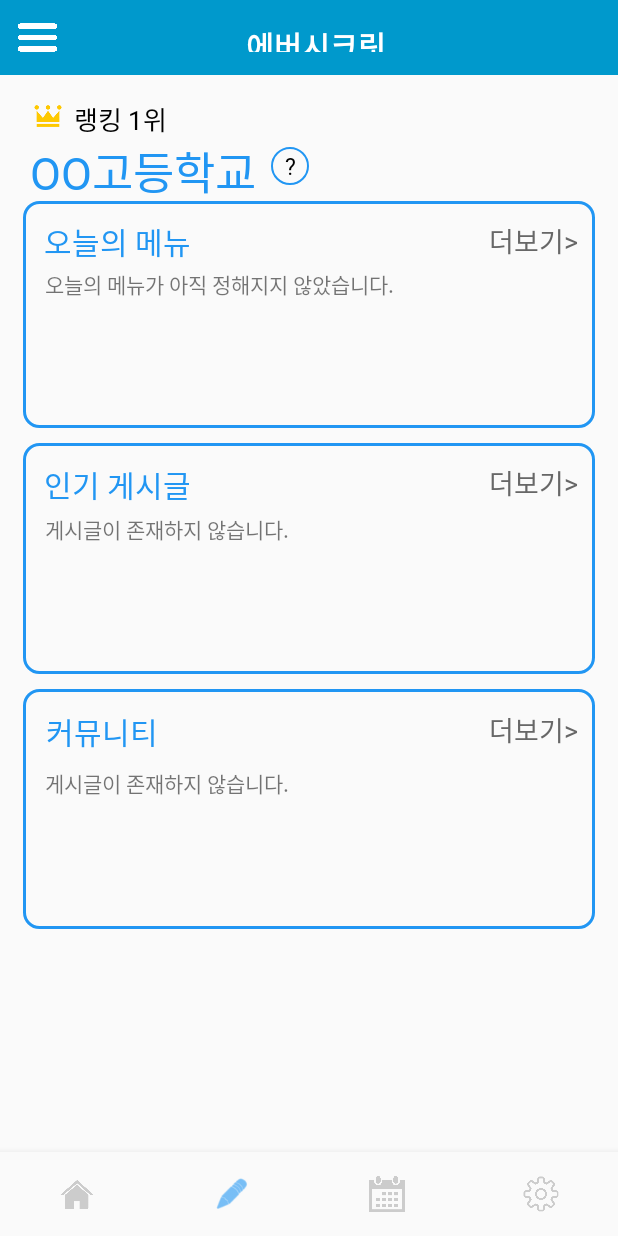
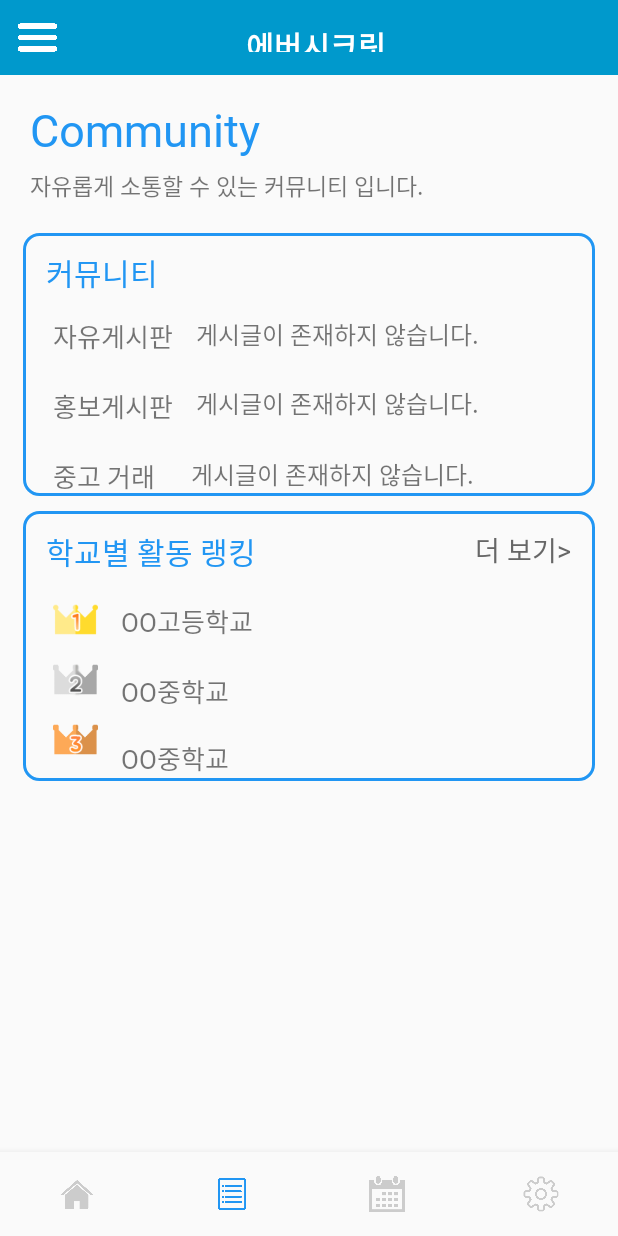
Before and after one commit to parking0930/secret, an Android app: the MainActivity screen opened directly, with no data from a screen before it, item 2 of the bottom bar chosen, on a phone screen of 412 x 824 dp. Run offline under Robolectric (Android 15) with nearby library versions, the phone set to English and light mode, and no system bars.

Commit message:
feat: design

```diff
--- /dev/null
+++ b/app/src/main/java/com/inhatc/secret/Fragment2.java
@@ -0,0 +1,64 @@
+package com.inhatc.secret;
+
+import android.os.Bundle;
+
+import androidx.fragment.app.Fragment;
+
+import android.view.LayoutInflater;
+import android.view.View;
+import android.view.ViewGroup;
+
+/**
+ * A simple {@link Fragment} subclass.
+ * Use the {@link Fragment2#newInstance} factory method to
+ * create an instance of this fragment.
+ */
+public class Fragment2 extends Fragment {
+
+    // TODO: Rename parameter arguments, choose names that match
+    // the fragment initialization parameters, e.g. ARG_ITEM_NUMBER
+    private static final String ARG_PARAM1 = "param1";
+    private static final String ARG_PARAM2 = "param2";
+
+    // TODO: Rename and change types of parameters
+    private String mParam1;
+    private String mParam2;
+
+    public Fragment2() {
+        // Required empty public constructor
+    }
+
+    /**
+     * Use this factory method to create a new instance of
+     * this fragment using the provided parameters.
+     *
+     * @param param1 Parameter 1.
+     * @param param2 Parameter 2.
+     * @return A new instance of fragment Fragment2.
+     */
+    // TODO: Rename and change types and number of parameters
+    public static Fragment2 newInstance(String param1, String param2) {
+        Fragment2 fragment = new Fragment2();
+        Bundle args = new Bundle();
+        args.putString(ARG_PARAM1, param1);
+        args.putString(ARG_PARAM2, param2);
+        fragment.setArguments(args);
+        return fragment;
+    }
+
+    @Override
+    public void onCreate(Bundle savedInstanceState) {
+        super.onCreate(savedInstanceState);
+        if (getArguments() != null) {
+            mParam1 = getArguments().getString(ARG_PARAM1);
+            mParam2 = getArguments().getString(ARG_PARAM2);
+        }
+    }
+
+    @Override
+    public View onCreateView(LayoutInflater inflater, ViewGroup container,
+                             Bundle savedInstanceState) {
+        // Inflate the layout for this fragment
+        return inflater.inflate(R.layout.fragment_2, container, false);
+    }
+}
--- a/app/src/main/java/com/inhatc/secret/MainActivity.java
+++ b/app/src/main/java/com/inhatc/secret/MainActivity.java
@@ -4,6 +4,7 @@ import androidx.annotation.NonNull;
 import androidx.appcompat.app.AppCompatActivity;
 import androidx.appcompat.widget.Toolbar;
 import androidx.drawerlayout.widget.DrawerLayout;
+import androidx.fragment.app.Fragment;
 import androidx.fragment.app.FragmentManager;
 import androidx.fragment.app.FragmentTransaction;
 import android.os.Bundle;
@@ -25,6 +26,8 @@ public class MainActivity extends AppCompatActivity {
     private FragmentManager fragmentManager = getSupportFragmentManager();
     // 4개의 메뉴에 들어갈 Fragment들
     private Fragment1 menu1 = new Fragment1();
+    private Fragment2 menu2 = new Fragment2();
+
     @Override
     protected void onCreate(Bundle savedInstanceState) {
         super.onCreate(savedInstanceState);
@@ -60,15 +63,15 @@ public class MainActivity extends AppCompatActivity {
                         break;
                     }
                     case R.id.navigation_community: {
-                        transaction.replace(R.id.frame_layout, menu1).commitAllowingStateLoss();
+                        transaction.replace(R.id.frame_layout, menu2).commitAllowingStateLoss();
                         break;
                     }
                     case R.id.navigation_calendar: {
-                        transaction.replace(R.id.frame_layout, menu1).commitAllowingStateLoss();
+                        transaction.replace(R.id.frame_layout, menu2).commitAllowingStateLoss();
                         break;
                     }
                     case R.id.navigation_setting: {
-                        transaction.replace(R.id.frame_layout, menu1).commitAllowingStateLoss();
+                        transaction.replace(R.id.frame_layout, menu2).commitAllowingStateLoss();
                         break;
                     }
                 }
--- /dev/null
+++ b/app/src/main/res/layout/fragment_2.xml
@@ -0,0 +1,246 @@
+<?xml version="1.0" encoding="utf-8"?>
+<ScrollView xmlns:android="http://schemas.android.com/apk/res/android"
+    xmlns:app="http://schemas.android.com/apk/res-auto"
+    xmlns:tools="http://schemas.android.com/tools"
+    android:layout_width="match_parent"
+    android:layout_height="match_parent">
+    <androidx.constraintlayout.widget.ConstraintLayout
+        android:layout_width="match_parent"
+        android:layout_height="wrap_content"
+        tools:context=".Fragment2"
+        android:paddingBottom="70dp">
+
+        <TextView
+            android:id="@+id/textView5"
+            android:layout_width="wrap_content"
+            android:layout_height="wrap_content"
+            android:layout_marginStart="20dp"
+            android:layout_marginTop="16dp"
+            android:fontFamily="@font/gyunggi_bold"
+            android:text="Community"
+            android:textColor="#2196F3"
+            android:textSize="30dp"
+            app:layout_constraintStart_toStartOf="parent"
+            app:layout_constraintTop_toTopOf="parent" />
+
+        <TextView
+            android:id="@+id/textView6"
+            android:layout_width="wrap_content"
+            android:layout_height="wrap_content"
+            android:layout_marginStart="20dp"
+            android:layout_marginTop="5dp"
+            android:fontFamily="@font/gyunggi_bold"
+            android:text="자유롭게 소통할 수 있는 커뮤니티 입니다."
+            android:textSize="15dp"
+            app:layout_constraintStart_toStartOf="parent"
+            app:layout_constraintTop_toBottomOf="@+id/textView5" />
+
+        <View
+            android:id="@+id/boardView1"
+            android:layout_width="match_parent"
+            android:layout_height="175dp"
+            android:layout_marginStart="15dp"
+            android:layout_marginTop="20dp"
+            android:layout_marginEnd="15dp"
+            android:background="@drawable/ic_mainview_design"
+            app:layout_constraintEnd_toEndOf="parent"
+            app:layout_constraintHorizontal_bias="0.0"
+            app:layout_constraintStart_toStartOf="parent"
+            app:layout_constraintTop_toBottomOf="@+id/textView6" />
+
+        <TextView
+            android:id="@+id/txtBoard"
+            android:layout_width="wrap_content"
+            android:layout_height="wrap_content"
+            android:layout_marginStart="15dp"
+            android:fontFamily="@font/gyunggi_bold"
+            android:text="커뮤니티"
+            android:textColor="#2196F3"
+            android:textSize="20dp"
+            app:layout_constraintBottom_toBottomOf="@+id/boardView1"
+            app:layout_constraintStart_toStartOf="@+id/boardView1"
+            app:layout_constraintTop_toTopOf="@+id/boardView1"
+            app:layout_constraintVertical_bias="0.08" />
+
+        <View
+            android:id="@+id/boardView2"
+            android:layout_width="match_parent"
+            android:layout_height="180dp"
+            android:layout_marginStart="15dp"
+            android:layout_marginTop="10dp"
+            android:layout_marginEnd="15dp"
+            android:background="@drawable/ic_mainview_design"
+            app:layout_constraintEnd_toEndOf="parent"
+            app:layout_constraintHorizontal_bias="1.0"
+            app:layout_constraintStart_toStartOf="parent"
+            app:layout_constraintTop_toBottomOf="@+id/boardView1" />
+
+        <TextView
+            android:id="@+id/txtRanking"
+            android:layout_width="wrap_content"
+            android:layout_height="wrap_content"
+            android:layout_marginStart="15dp"
+            android:fontFamily="@font/gyunggi_bold"
+            android:text="학교별 활동 랭킹"
+            android:textColor="#2196F3"
+            android:textSize="20dp"
+            app:layout_constraintBottom_toBottomOf="@+id/boardView2"
+            app:layout_constraintStart_toStartOf="@+id/boardView2"
+            app:layout_constraintTop_toTopOf="@+id/boardView2"
+            app:layout_constraintVertical_bias="0.08" />
+
+        <TextView
+            android:id="@+id/txtFree"
+            android:layout_width="wrap_content"
+            android:layout_height="wrap_content"
+            android:layout_marginStart="20dp"
+            android:layout_marginTop="55dp"
+            android:fontFamily="@font/gyunggi_bold"
+            android:text="자유게시판"
+            android:textSize="17dp"
+            app:layout_constraintStart_toStartOf="@+id/boardView1"
+            app:layout_constraintTop_toTopOf="@+id/boardView1" />
+
+        <TextView
+            android:id="@+id/txtAd"
+            android:layout_width="wrap_content"
+            android:layout_height="wrap_content"
+            android:layout_marginStart="20dp"
+            android:layout_marginTop="20dp"
+            android:fontFamily="@font/gyunggi_bold"
+            android:text="홍보게시판"
+            android:textSize="17dp"
+            app:layout_constraintStart_toStartOf="@+id/boardView1"
+            app:layout_constraintTop_toBottomOf="@+id/txtFree" />
+
+        <TextView
+            android:id="@+id/txtSecondhand"
+            android:layout_width="wrap_content"
+            android:layout_height="wrap_content"
+            android:layout_marginStart="20dp"
+            android:layout_marginTop="20dp"
+            android:fontFamily="@font/gyunggi_bold"
+            android:text="중고 거래"
+            android:textSize="17dp"
+            app:layout_constraintStart_toStartOf="@+id/boardView1"
+            app:layout_constraintTop_toBottomOf="@+id/txtAd" />
+
+        <TextView
+            android:id="@+id/txtFreeInner"
+            android:layout_width="wrap_content"
+            android:layout_height="wrap_content"
+            android:layout_marginStart="15dp"
+            android:layout_marginTop="55dp"
+            android:fontFamily="@font/gyunggi_medium"
+            android:text="게시글이 존재하지 않습니다."
+            android:textSize="16dp"
+            app:layout_constraintStart_toEndOf="@+id/txtFree"
+            app:layout_constraintTop_toTopOf="@+id/boardView1" />
+
+        <TextView
+            android:id="@+id/txtAdInner"
+            android:layout_width="wrap_content"
+            android:layout_height="wrap_content"
+            android:layout_marginStart="15dp"
+            android:layout_marginTop="22dp"
+            android:fontFamily="@font/gyunggi_medium"
+            android:text="게시글이 존재하지 않습니다."
+            android:textSize="16dp"
+            app:layout_constraintStart_toEndOf="@+id/txtAd"
+            app:layout_constraintTop_toBottomOf="@+id/txtFreeInner" />
+
+        <TextView
+            android:id="@+id/txtSecondhandInner"
+            android:layout_width="wrap_content"
+            android:layout_height="wrap_content"
+            android:layout_marginStart="24dp"
+            android:layout_marginTop="23dp"
+            android:fontFamily="@font/gyunggi_medium"
+            android:text="게시글이 존재하지 않습니다."
+            android:textSize="16dp"
+            app:layout_constraintStart_toEndOf="@+id/txtSecondhand"
+            app:layout_constraintTop_toBottomOf="@+id/txtAdInner" />
+
+        <ImageView
+            android:id="@+id/imgGold"
+            android:layout_width="30dp"
+            android:layout_height="30dp"
+            android:layout_marginStart="20dp"
+            android:layout_marginTop="15dp"
+            android:src="@drawable/gold"
+            app:layout_constraintStart_toStartOf="@+id/boardView2"
+            app:layout_constraintTop_toBottomOf="@+id/txtRanking" />
+
+        <ImageView
+            android:id="@+id/imgSilver"
+            android:layout_width="30dp"
+            android:layout_height="30dp"
+            android:layout_marginStart="20dp"
+            android:layout_marginTop="10dp"
+            android:src="@drawable/silver"
+            app:layout_constraintStart_toStartOf="@+id/boardView2"
+            app:layout_constraintTop_toBottomOf="@+id/imgGold" />
+
+        <ImageView
+            android:id="@+id/imgBronze"
+            android:layout_width="30dp"
+            android:layout_height="30dp"
+            android:layout_marginStart="20dp"
+            android:layout_marginTop="10dp"
+            android:src="@drawable/brown"
+            app:layout_constraintStart_toStartOf="@+id/boardView2"
+            app:layout_constraintTop_toBottomOf="@+id/imgSilver" />
+
+        <TextView
+            android:id="@+id/txtGoldSchool"
+            android:layout_width="wrap_content"
+            android:layout_height="wrap_content"
+            android:layout_marginStart="15dp"
+            android:layout_marginTop="18dp"
+            android:fontFamily="@font/gyunggi_bold"
+            android:text="OO고등학교"
+            android:textSize="17dp"
+            app:layout_constraintStart_toEndOf="@+id/imgGold"
+            app:layout_constraintTop_toBottomOf="@+id/txtRanking" />
+
+        <TextView
+            android:id="@+id/txtSilverSchool"
+            android:layout_width="wrap_content"
+            android:layout_height="wrap_content"
+            android:layout_marginStart="15dp"
+            android:layout_marginTop="20dp"
+            android:fontFamily="@font/gyunggi_bold"
+            android:text="OO중학교"
+            android:textSize="17dp"
+            app:layout_constraintStart_toEndOf="@+id/imgSilver"
+            app:layout_constraintTop_toBottomOf="@+id/txtGoldSchool" />
+
+        <TextView
+            android:id="@+id/txtBronzeSchool"
+            android:layout_width="wrap_content"
+            android:layout_height="wrap_content"
+            android:layout_marginStart="15dp"
+            android:layout_marginTop="18dp"
+            android:fontFamily="@font/gyunggi_bold"
+            android:text="OO중학교"
+            android:textSize="17dp"
+            app:layout_constraintStart_toEndOf="@+id/imgBronze"
+            app:layout_constraintTop_toBottomOf="@+id/txtSilverSchool" />
+
+        <TextView
+            android:id="@+id/txtLunchMore"
+            android:layout_width="wrap_content"
+            android:layout_height="wrap_content"
+            android:fontFamily="@font/gyunggi_medium"
+            android:text="더 보기>"
+            android:textColor="#676767"
+            android:textSize="18dp"
+            app:layout_constraintBottom_toBottomOf="@+id/boardView2"
+            app:layout_constraintEnd_toEndOf="@+id/boardView2"
+            app:layout_constraintHorizontal_bias="0.95"
+            app:layout_constraintStart_toStartOf="@+id/boardView2"
+            app:layout_constraintTop_toTopOf="@+id/boardView2"
+            app:layout_constraintVertical_bias="0.08" />
+
+    </androidx.constraintlayout.widget.ConstraintLayout>
+</ScrollView>
--- a/app/src/main/res/menu/menu_bottom.xml
+++ b/app/src/main/res/menu/menu_bottom.xml
@@ -7,7 +7,7 @@
 
     <item
         android:id="@+id/navigation_community"
-        android:icon="@android:drawable/ic_menu_edit"
+        android:icon="@drawable/board"
         android:title="커뮤니티" />
 
     <item
--- a/app/src/main/res/values-night/themes.xml
+++ b/app/src/main/res/values-night/themes.xml
@@ -10,10 +10,10 @@
         <item name="colorSecondaryVariant">@color/teal_200</item>
         <item name="colorOnSecondary">@color/black</item>
         <!-- Status bar color. -->
-        <item name="android:statusBarColor" tools:targetApi="l">?attr/colorPrimaryVariant</item>
+        <!--<item name="android:statusBarColor" tools:targetApi="l">?attr/colorPrimaryVariant</item>-->
 
-        <!--<item name="android:statusBarColor">@android:color/transparent</item>-->
-        <!--<item name="android:windowLightStatusBar">true</item>-->
+        <item name="android:statusBarColor">@android:color/transparent</item>
+        <item name="android:windowLightStatusBar">true</item>
 
         <!-- Customize your theme here. -->
     </style>
--- a/app/src/main/res/values/themes.xml
+++ b/app/src/main/res/values/themes.xml
@@ -10,10 +10,10 @@
         <item name="colorSecondaryVariant">@color/teal_700</item>
         <item name="colorOnSecondary">@color/black</item>
         <!-- Status bar color. -->
-        <item name="android:statusBarColor" tools:targetApi="l">?attr/colorPrimaryVariant</item>
+        <!--<item name="android:statusBarColor" tools:targetApi="l">?attr/colorPrimaryVariant</item>-->
 
-        <!--<item name="android:statusBarColor">@android:color/transparent</item>-->
-        <!--<item name="android:windowLightStatusBar">true</item>-->
+        <item name="android:statusBarColor">@android:color/transparent</item>
+        <item name="android:windowLightStatusBar">true</item>
 
         <!-- Customize your theme here. -->
     </style>
```
Also changed, not shown: app/src/main/res/drawable/ic_btn_login.xml (added, +10 -0 lines), app/src/main/res/drawable/ic_edittext_design.xml (+4 -4 lines), app/src/main/res/layout/activity_login.xml (+12 -23 lines), app/src/main/res/layout/fragment_1.xml (+71 -14 lines), app/src/main/res/drawable-v24/brown.png (added), app/src/main/res/drawable-v24/gold.png (added), app/src/main/res/drawable-v24/silver.png (added).
